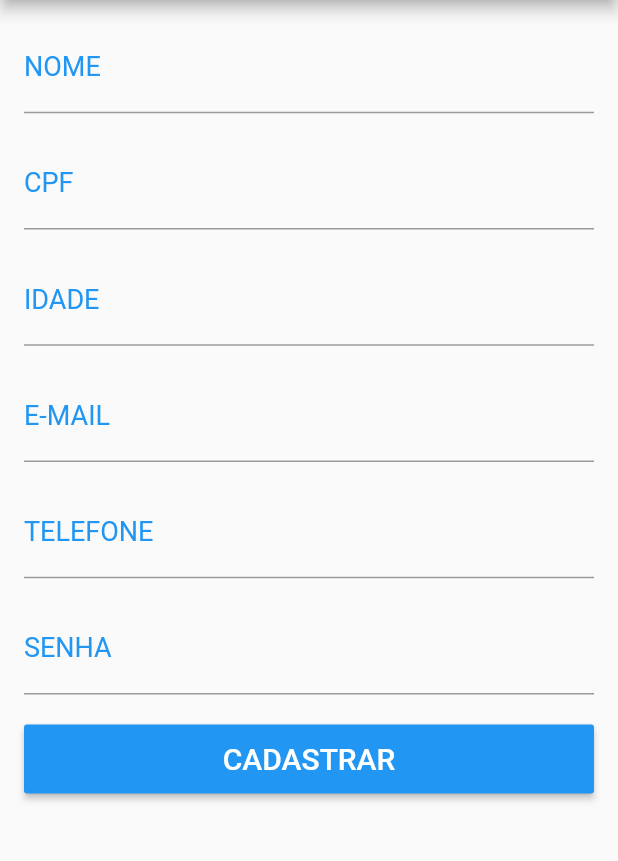
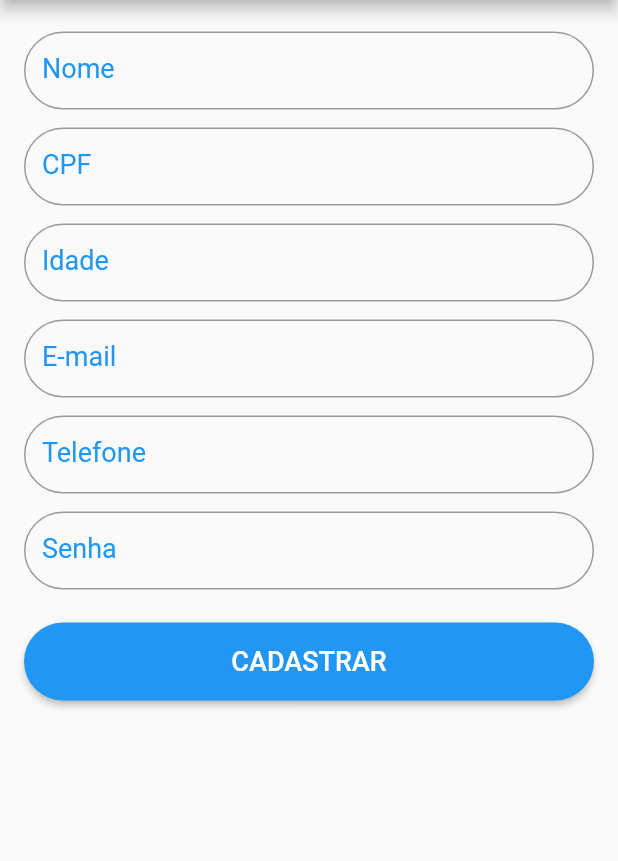
Before and after one commit to IronSon98/HELPP, a Flutter app: the screen it shows after launch, after a tap on "ACESSAR", after a tap on "CADASTRAR", on a phone screen of 412 x 824 dp, the part 84-945 px from its top. Run offline on Flutter 3.47's test engine with Material 2 defaults, Android fonts, the light colour scheme and no system bars; our stand-ins replace cloud_firestore, firebase_auth; accounts and stored records are empty.

Commit message:
implementacao tela de login e de cadastro

```diff
--- a/helpp/lib/main.dart
+++ b/helpp/lib/main.dart
@@ -8,7 +8,7 @@ class MyApp extends StatelessWidget {
     return MaterialApp(
       debugShowCheckedModeBanner: false,
       theme: ThemeData(
-        primarySwatch: Colors.blue,
+        primaryColor: Color(0xFF2196F3),
       ),
       home: LoginPage(),
     );
--- a/helpp/lib/pages/home_page.dart
+++ b/helpp/lib/pages/home_page.dart
@@ -16,9 +16,13 @@ class _HomePageState extends State<HomePage> {
   Widget build(BuildContext context) {
     return Scaffold(
       appBar: AppBar(
-        title: Text("HELPP"),
-        ),
-        body: _body(),
+        title: Center (
+          child: Text(
+            "HELPP",
+            textAlign: TextAlign.center),
+        )
+      ),
+      body: _body(),
     );
   }
 
--- a/helpp/lib/pages/login_page.dart
+++ b/helpp/lib/pages/login_page.dart
@@ -27,9 +27,6 @@ class _LoginPageState extends State<LoginPage> {
   @override
   Widget build(BuildContext context) {
     return Scaffold(
-      appBar: AppBar(
-        title: Text("HELPP"),
-        ),
       body: _body(),
     );
   }
@@ -38,40 +35,75 @@ class _LoginPageState extends State<LoginPage> {
     return Form(
       key: _formKey,
       child: Container (
+        decoration: BoxDecoration(color: Color(0xFFFFFFFF)),
         padding: EdgeInsets.all(16),
-        child: ListView(
+        child: Center (
+          child: SingleChildScrollView (
+            child: Column (
+              crossAxisAlignment: CrossAxisAlignment.stretch,
               children: <Widget>[
 
-            AppText("E-MAIL",
+                Padding(
+                  padding: EdgeInsets.only(bottom: 32),
+                  child: Image.asset(
+                    "imagens/logo_03.jpg",
+                    width: 192,
+                    height: 192,
+                  ),
+                ),
+
+                AppText("E-mail",
                 "Digite o seu e-mail",
                 controller: _tEmail,
-            sizeText: 20,
+                sizeText: 18,
                 validator: _validarEmail,
                 keyboardType: TextInputType.emailAddress,
                 textInputAction: TextInputAction.next,
                 nextFocus: _focusSenha),
-            SizedBox(height: 18,),
 
-            AppText("SENHA",
+                SizedBox(height: 12,),
+
+                AppText("Senha",
                 "Digite sua senha",
                 password: true,
                 controller: _tSenha,
-            sizeText: 20,
+                sizeText: 18,
                 validator: _validarSenha,
                 focusNode: _focusSenha),
-            SizedBox(height: 20,),
+
+                SizedBox(height: 22,),
 
                 AppButton(
                   "ACESSAR",
                   onPressed: _onClickLogin,
                 ),
-            SizedBox(height: 20,),
+
+                SizedBox(height: 12,),
 
                 AppButton(
                   "CADASTRAR",
                   onPressed: _onClickRegister,
+                ),
+
+                SizedBox(height: 20,),
+
+                Center(
+                  child: GestureDetector(
+                    child: Text(
+                      "Esqueci minha senha",
+                      style: TextStyle(
+                        color: Color(0xFF2196F3),
+                        fontSize: 14
+                      )
+                    ),
+                    onTap: () {
+
+                    },
+                  ),
                 )
               ],
+            ),
+          ),
         ),
       ),
     );
--- a/helpp/lib/pages/register_page.dart
+++ b/helpp/lib/pages/register_page.dart
@@ -36,9 +36,10 @@ class _RegisterPageState extends State<RegisterPage> {
   Widget build(BuildContext context) {
     return Scaffold(
       appBar: AppBar(
-        title: Text("HELPP"),
-        ),
-        body: _body(),
+        title:Text("HELPP",),
+      ),
+
+      body: _body(),
     );
   }
 
@@ -50,14 +51,17 @@ class _RegisterPageState extends State<RegisterPage> {
         child: ListView(
           children: <Widget>[
 
-            AppText("NOME",
+            SizedBox(height: 5,),
+
+            AppText("Nome",
             "Digite o seu nome",
             controller: _tNome,
             sizeText: 18,
             keyboardType: TextInputType.text,
             textInputAction: TextInputAction.next,
             nextFocus: _focusCPF),
-            SizedBox(height: 18,),
+
+            SizedBox(height: 12,),
 
             AppText("CPF",
             "Digite o seu CPF",
@@ -68,9 +72,10 @@ class _RegisterPageState extends State<RegisterPage> {
             focusNode: _focusCPF,
             textInputAction: TextInputAction.next,
             nextFocus: _focusIdade),
-            SizedBox(height: 18,),
 
-            AppText("IDADE",
+            SizedBox(height: 12,),
+
+            AppText("Idade",
             "Digite a sua idade",
             controller: _tIdade,
             sizeText: 18,
@@ -78,9 +83,10 @@ class _RegisterPageState extends State<RegisterPage> {
             focusNode: _focusIdade,
             textInputAction: TextInputAction.next,
             nextFocus: _focusEmail),
-            SizedBox(height: 18,),
 
-            AppText("E-MAIL",
+            SizedBox(height: 12,),
+
+            AppText("E-mail",
             "Digite um e-mail válido",
             controller: _tEmail,
             sizeText: 18,
@@ -88,25 +94,28 @@ class _RegisterPageState extends State<RegisterPage> {
             focusNode: _focusEmail,
             textInputAction: TextInputAction.next,
             nextFocus: _focusTelefone),
-            SizedBox(height: 18,),
 
-            AppText("TELEFONE",
+            SizedBox(height: 12,),
+
+            AppText("Telefone",
             "Digite um número de telefone para contato",
             controller: _tTelefone,
             sizeText: 18,
             focusNode: _focusTelefone,
             textInputAction: TextInputAction.next,
             nextFocus: _focusSenha),
-            SizedBox(height: 18,),
 
-            AppText("SENHA",
+            SizedBox(height: 12,),
+
+            AppText("Senha",
             "Digite sua senha",
             password: true,
             controller: _tSenha,
             sizeText: 18,
             validator: _validarSenha,
             focusNode: _focusSenha),
-            SizedBox(height: 20,),
+
+            SizedBox(height: 22,),
 
             AppButton(
               "CADASTRAR",
--- a/helpp/lib/widgets/app_button.dart
+++ b/helpp/lib/widgets/app_button.dart
@@ -9,15 +9,18 @@ class AppButton extends StatelessWidget {
   @override
   Widget build(BuildContext context) {
     return Container(
-      height:46,
+      height:52,
       child: RaisedButton(
-        color: Colors.blue,
+        color: Color(0xFF2196F3),
         child: Text(
           text,
           style: TextStyle(
             color: Colors.white,
-            fontSize: 20,
+            fontSize: 18,
           ),
+        ),
+        shape: RoundedRectangleBorder(
+          borderRadius: BorderRadius.circular(32)
         ),
         onPressed: onPressed,
       ),
--- a/helpp/lib/widgets/app_text.dart
+++ b/helpp/lib/widgets/app_text.dart
@@ -40,18 +40,21 @@ class AppText extends StatelessWidget {
         }
       },
       style: TextStyle(
-        fontSize: 15,
-        color: Colors.black,
+        fontSize: 10,
+        color: Color(0xFF2196F3),
       ),
       decoration: InputDecoration(
+        border: OutlineInputBorder(
+          borderRadius: BorderRadius.circular(32)
+        ),
         labelText: label,
         labelStyle: TextStyle(
           fontSize: sizeText,
-          color: Colors.blue,
+          color: Color(0xFF2196F3),
         ),
         hintText: hint,
         hintStyle: TextStyle(
-          color: Colors.grey,
+          color: Color(0xFF2196F3),
         ),
       ),
     );
--- a/helpp/pubspec.yaml
+++ b/helpp/pubspec.yaml
@@ -49,9 +49,8 @@ flutter:
   uses-material-design: true
 
   # To add assets to your application, add an assets section, like this:
-  # assets:
-  #   - images/a_dot_burr.jpeg
-  #   - images/a_dot_ham.jpeg
+  assets:
+    - imagens/logo_03.jpg
 
   # An image asset can refer to one or more resolution-specific "variants", see
   # https://flutter.dev/assets-and-images/#resolution-aware.
```
Also changed, not shown: helpp/imagens/logo_01.jpg (added), helpp/imagens/logo_02.jpg (added), helpp/imagens/logo_03.jpg (added), helpp/imagens/logo_04.jpg (added), helpp/imagens/logo_05.JPG (added). Lines whose indentation alone changed are shown as unchanged.
